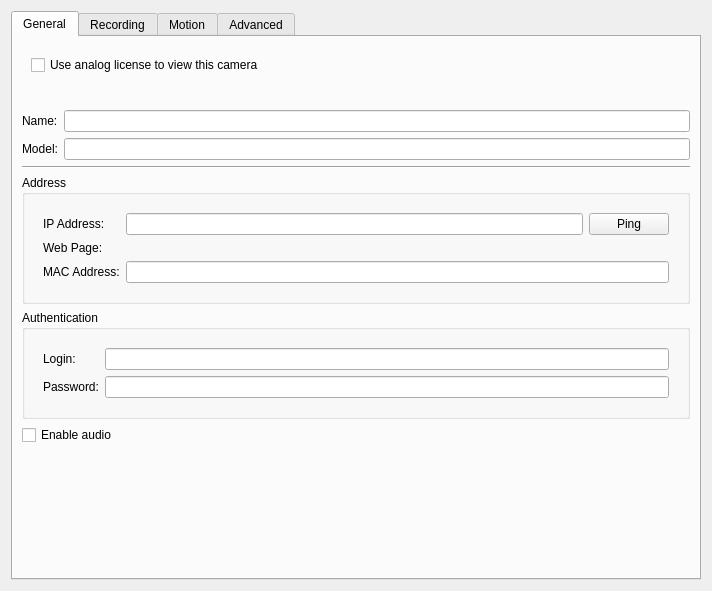
Above: client/src/ui/widgets/properties/single_camera_settings_widget.ui from networkoptix/nx_open before the change. Below: the same form after it.
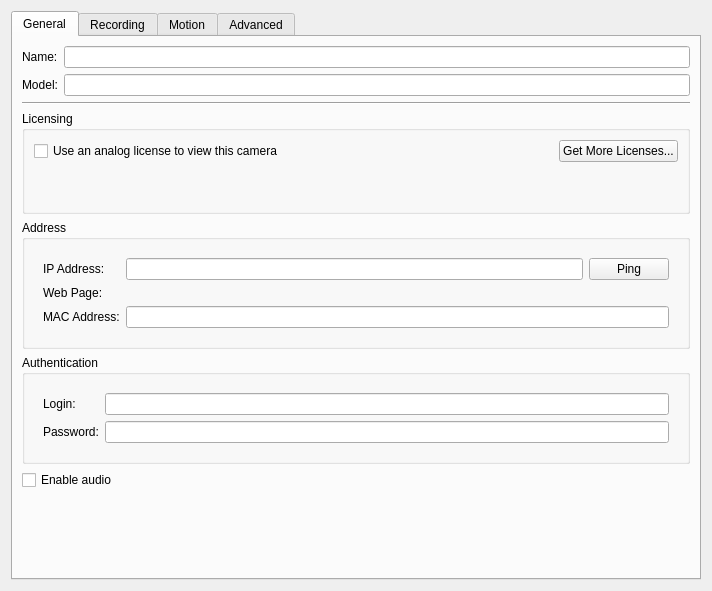
That is the form after the change. Custom widgets are drawn as their Qt base class.

Commit message:
Single Camera Settings widget reworked with new licensing scheme
<==== Mercurial data ====>
Branch: feature/1758

Diff of the .ui file:
```diff
--- a/client/src/ui/widgets/properties/single_camera_settings_widget.ui
+++ b/client/src/ui/widgets/properties/single_camera_settings_widget.ui
@@ -24,28 +24,11 @@
        <string>General</string>
       </attribute>
       <layout class="QVBoxLayout" name="verticalLayout_2">
-       <item>
-        <widget class="QWidget" name="analogWidget" native="true">
-         <layout class="QVBoxLayout" name="verticalLayout_3">
-          <item>
-           <widget class="QCheckBox" name="analogViewCheckBox">
-            <property name="text">
-             <string>Use analog license to view this camera</string>
-            </property>
-           </widget>
-          </item>
-          <item>
-           <widget class="QLabel" name="analogLicensesUsageLabel">
-            <property name="text">
-             <string/>
-            </property>
-           </widget>
-          </item>
-         </layout>
-        </widget>
-       </item>
        <item>
         <layout class="QFormLayout" name="formLayout_3">
+         <property name="fieldGrowthPolicy">
+          <enum>QFormLayout::AllNonFixedFieldsGrow</enum>
+         </property>
          <item row="0" column="0">
           <widget class="QLabel" name="nameLabel">
            <property name="text">
@@ -79,6 +62,67 @@
          </property>
         </widget>
        </item>
+       <item>
+        <widget class="QGroupBox" name="analogGroupBox">
+         <property name="title">
+          <string>Licensing</string>
+         </property>
+         <layout class="QVBoxLayout" name="verticalLayout_3">
+          <item>
+           <layout class="QHBoxLayout" name="horizontalLayout_6">
+            <item>
+             <widget class="QCheckBox" name="analogViewCheckBox">
+              <property name="text">
+               <string>Use an analog license to view this camera</string>
+              </property>
+             </widget>
+            </item>
+            <item>
+             <spacer name="horizontalSpacer_2">
+              <property name="orientation">
+               <enum>Qt::Horizontal</enum>
+              </property>
+              <property name="sizeHint" stdset="0">
+               <size>
+                <width>40</width>
+                <height>20</height>
+               </size>
+              </property>
+             </spacer>
+            </item>
+            <item>
+             <widget class="QLabel" name="requiredLicensesLabel_2">
+              <property name="text">
+               <string/>
+              </property>
+             </widget>
+            </item>
+            <item>
+             <widget class="QPushButton" name="moreLicensesButton">
+              <property name="text">
+               <string>Get More Licenses...</string>
+              </property>
+             </widget>
+            </item>
+           </layout>
+          </item>
+          <item>
+           <widget class="QLabel" name="digitalLicensesLabel">
+            <property name="text">
+             <string/>
+            </property>
+           </widget>
+          </item>
+          <item>
+           <widget class="QLabel" name="analogLicensesLabel">
+            <property name="text">
+             <string/>
+            </property>
+           </widget>
+          </item>
+         </layout>
+        </widget>
+       </item>
        <item>
         <widget class="QGroupBox" name="addressGroupBox">
          <property name="title">
```
The commit also changes 10 other files.
